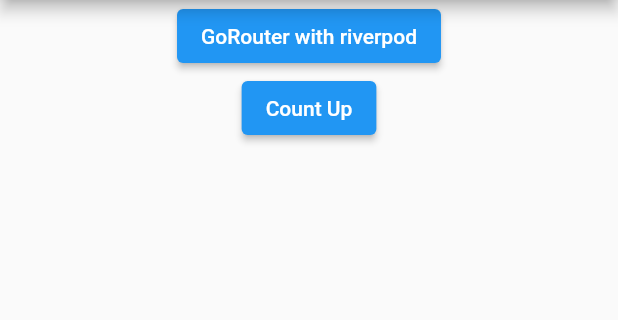
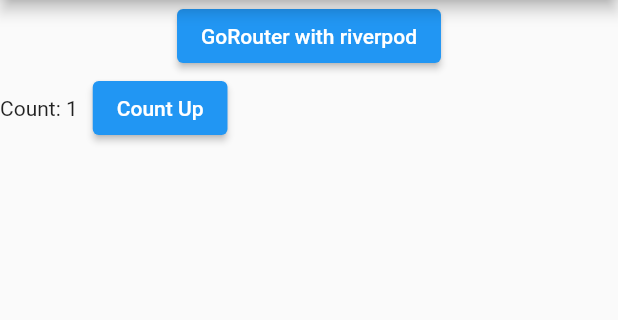
Before and after one commit to Doohyeon-Kim/riverpod-demo, a Flutter app: the screen it shows after launch, after a tap on "Count Up", on a phone screen of 412 x 824 dp, the part 84-404 px from its top. Run offline on Flutter 3.47's test engine with Material 2 defaults, Android fonts, the phone set to English and light mode, and no system bars; our stand-ins replace flutter_riverpod, go_router.

```diff
--- /dev/null
+++ b/lib/count_view.dart
@@ -0,0 +1,27 @@
+import 'package:flutter/material.dart';
+import 'package:flutter_riverpod/flutter_riverpod.dart';
+import 'package:riverpod_test/counter.dart';
+import 'package:riverpod_test/counter_view_model.dart';
+
+class CountView extends ConsumerWidget {
+  const CountView({Key? key}) : super(key: key);
+
+  @override
+  Widget build(BuildContext context, WidgetRef ref) {
+    Counter counter = ref.watch(counterProvider).counter;
+    return Row(
+      children: [
+        Text("Count: ${counter.count}"),
+        const SizedBox(
+          width: 10,
+        ),
+        ElevatedButton(
+          onPressed: () {
+            ref.read(counterProvider.notifier).increment();
+          },
+          child: const Text('Count Up'),
+        ),
+      ],
+    );
+  }
+}
--- a/lib/counter.dart
+++ b/lib/counter.dart
@@ -1,3 +1,7 @@
-class Counter{
-  int? count;
+class Counter {
+  late int count;
+
+  Counter() {
+    count = 0;
+  }
 }
--- a/lib/counter_view_model.dart
+++ b/lib/counter_view_model.dart
@@ -1,19 +1,31 @@
+import 'package:flutter/cupertino.dart';
 import 'package:flutter_riverpod/flutter_riverpod.dart';
 
 import 'counter.dart';
 
-final counterViewModel = StateNotifierProvider<CounterViewModel, Counter>((ref) {
-  return CounterViewModel(ref);
-});
+// final counterProvider = StateProvider<Counter>((ref) => Counter());
 
-class CounterViewModel extends StateNotifier<Counter> {
-  CounterViewModel(this.ref): super(Counter());
 
-  final Ref ref;
+final counterProvider = ChangeNotifierProvider<CounterNotifier>((ref) => CounterNotifier());
 
-  int count = 0;
-
-  void increment(){
-    ref.read(counterViewModel).count =1;
+class CounterNotifier extends ChangeNotifier {
+  final Counter counter = Counter();
+  void increment() {
+    counter.count += 1;
+    notifyListeners();
   }
 }
+
+// final counterViewModel = StateNotifierProvider<CounterViewModel, Counter>((ref) {
+//   return CounterViewModel(ref);
+// });
+//
+// class CounterViewModel extends StateNotifier<Counter> {
+//   CounterViewModel(this.ref): super(Counter());
+//
+//   final Ref ref;
+//
+//   void increment(){
+//     ref.read(counterViewModel).count = ref.read(counterViewModel).count! + 1;
+//   }
+// }
--- a/lib/home_screen.dart
+++ b/lib/home_screen.dart
@@ -1,17 +1,16 @@
 import 'package:flutter/material.dart';
 import 'package:flutter_riverpod/flutter_riverpod.dart';
 import 'package:go_router/go_router.dart';
-import 'package:riverpod_test/counter_view_model.dart';
-
-final counterProvider = NotifierProvider((ref) => CounterViewModel(),);
-
+import 'package:riverpod_test/count_view.dart';
 class HomeScreen extends StatelessWidget {
   const HomeScreen({Key? key}) : super(key: key);
 
   @override
   Widget build(BuildContext context) {
     return Scaffold(
-      appBar: AppBar(title: const Text("Riverpod Test"),),
+      appBar: AppBar(
+        title: const Text("Riverpod Test"),
+      ),
       body: Center(
         child: Column(
           crossAxisAlignment: CrossAxisAlignment.center,
@@ -23,12 +22,7 @@ class HomeScreen extends StatelessWidget {
               },
               child: const Text('GoRouter with riverpod'),
             ),
-            ElevatedButton(
-              onPressed: () {
-
-              },
-              child: const Text('Count Up'),
-            )
+            const CountView(),
           ],
         ),
       ),
```
